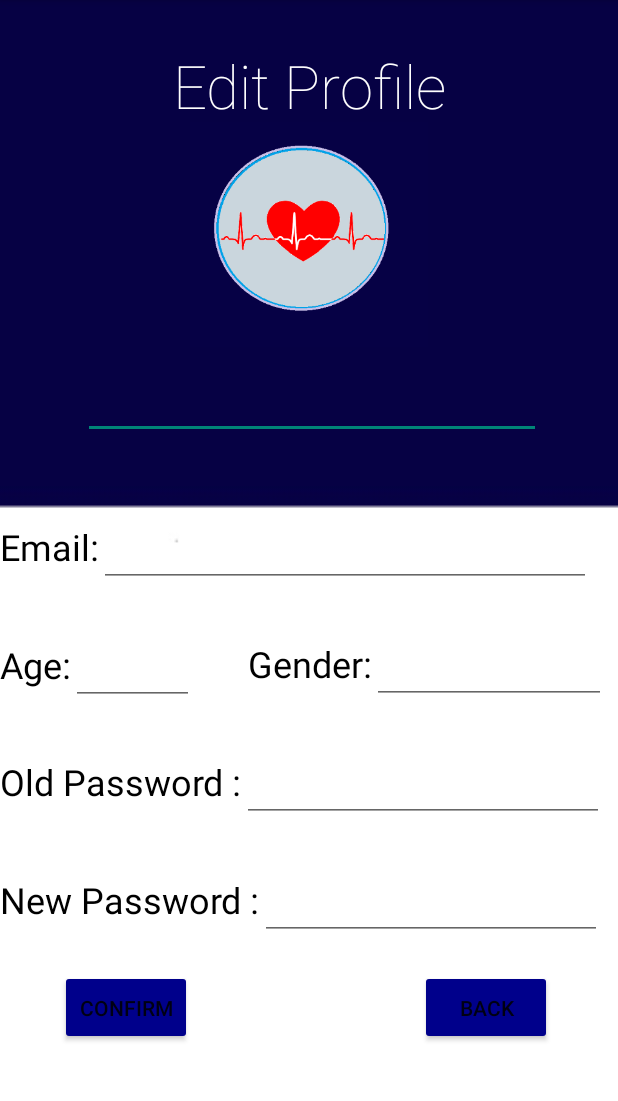
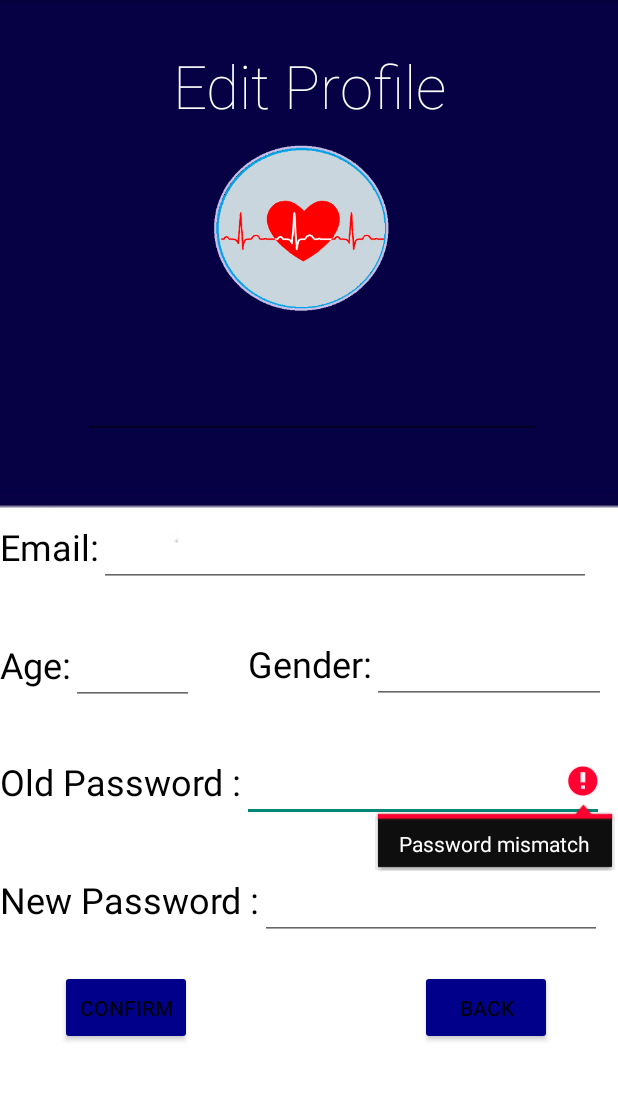
Before and after one commit to SadeeMohib/Reminder, an Android app: the UpdateAccActivity screen opened directly, with no data from a screen before it, after a tap on "CONFIRM", on a phone screen of 412 x 824 dp, the part 84-1185 px from its top. Run offline under Robolectric (Android 15) with nearby library versions, the phone set to English and light mode, and no system bars; our stand-ins replace Firebase (no records; nobody signed in at launch, a user with empty details on screens opened directly); Roboto replaces fonts that are not available here.

Commit message:
Update user er kaaj baki

```diff
--- a/app/src/main/java/com/example/reminderapp/UpdateAccActivity.java
+++ b/app/src/main/java/com/example/reminderapp/UpdateAccActivity.java
@@ -1,15 +1,29 @@
 package com.example.reminderapp;
 
+import androidx.annotation.NonNull;
 import androidx.appcompat.app.AppCompatActivity;
 
 import android.content.Intent;
 import android.os.Bundle;
+import android.util.Patterns;
 import android.view.View;
 import android.widget.EditText;
 import android.widget.TextView;
+import android.widget.Toast;
+
+import com.google.android.gms.tasks.OnCompleteListener;
+import com.google.android.gms.tasks.Task;
+import com.google.firebase.auth.AuthCredential;
+import com.google.firebase.auth.EmailAuthCredential;
+import com.google.firebase.auth.EmailAuthProvider;
+import com.google.firebase.auth.FirebaseAuth;
+import com.google.firebase.auth.FirebaseUser;
+
+import com.example.reminderapp.UserAuth.User;
+import com.google.firebase.database.FirebaseDatabase;
 
 public class UpdateAccActivity extends AppCompatActivity {
-    EditText name,email,age,gender,pass;
+    EditText name,email,age,gender,pass_old,pass_new;
 
     String user_name;
     String user_age;
@@ -17,12 +31,15 @@ public class UpdateAccActivity extends AppCompatActivity {
     String user_email;
     String user_gender;
     String user_password;
-
+    User user1;
+    FirebaseUser user;
 
     @Override
     protected void onCreate(Bundle savedInstanceState) {
         super.onCreate(savedInstanceState);
         setContentView(R.layout.activity_update_acc);
+
+        user= FirebaseAuth.getInstance().getCurrentUser();
 
         Intent intent=getIntent();
         user_name=intent.getStringExtra("name");
@@ -35,13 +52,14 @@ public class UpdateAccActivity extends AppCompatActivity {
         email=(EditText)findViewById(R.id.Email);
         age=(EditText)findViewById(R.id.age);
         gender=(EditText)findViewById(R.id.gender);
-        pass=(EditText)findViewById(R.id.pass);
+        pass_old=(EditText)findViewById(R.id.pass_old);
+        pass_new=(EditText)findViewById(R.id.pass_new);
 
         name.setText(user_name);
         age.setText(user_age);
         email.setText(user_email);
         gender.setText(user_gender);
-        pass.setText(user_password);
+
     }
 
     public void Back(View view) {
@@ -51,6 +69,86 @@ public class UpdateAccActivity extends AppCompatActivity {
     }
 
     public void Updater(View view) {
+        String Email=email.getText().toString();
+        String newpas=pass_new.getText().toString();
+        String newname=name.getText().toString();
+        String newAge=age.getText().toString();
+        String gen=gender.getText().toString();
+
+        String oldpas=pass_old.getText().toString();
+
+        if(!oldpas.equals(user_password))
+        {
+            pass_old.setError("Password mismatch");
+            pass_old.requestFocus();
+            return;
+        }
+
+        if(Email.isEmpty())
+        {
+            email.setError("Email Required");
+            email.requestFocus();
+            return;
+        }
+        if(!Patterns.EMAIL_ADDRESS.matcher(Email).matches())
+        {
+            email.setError("Valid Email Required");
+            email.requestFocus();
+            return;
+        }
+        if(newAge.isEmpty())
+        {
+            age.setError("Valid Age Required");
+            age.requestFocus();
+            return;
+        }
+        if(newname.isEmpty())
+        {
+            name.setError("Name Required");
+            name.requestFocus();
+            return;
+        }
+
+        if(newpas.isEmpty()|| newpas.length()<6)
+        {
+            pass_new.setError("Password Required and must be 6 characters");
+            pass_new.requestFocus();
+            return;
+        }
+
+
+        user1=new User(newname,Email,newAge,"Patient",gen,newpas);
+        //updating authentication information for login
+        AuthCredential credential= EmailAuthProvider.getCredential(Email,newpas);
+        user.reauthenticate(credential).addOnCompleteListener(new OnCompleteListener<Void>() {
+            @Override
+            public void onComplete(@NonNull Task<Void> task) {
+                if(task.isSuccessful())
+                {
+                    Toast.makeText(UpdateAccActivity.this,"User Credentials updated",Toast.LENGTH_LONG).show();
+                    FirebaseDatabase.getInstance().getReference("Users")
+                            .child(user.getUid()).setValue(user1).addOnCompleteListener(new OnCompleteListener<Void>() {
+                        @Override
+                        public void onComplete(@NonNull Task<Void> task) {
+                            if(task.isSuccessful())
+                            {
+                                Toast.makeText(UpdateAccActivity.this,"User updated",Toast.LENGTH_LONG).show();
+                            }
+                            else
+                            {
+                                Toast.makeText(UpdateAccActivity.this,task.getException().getMessage(),Toast.LENGTH_LONG).show();
+                            }
+                        }
+                    });
+                }
+                else
+                {
+                    Toast.makeText(UpdateAccActivity.this,"Ekhane problem",Toast.LENGTH_LONG).show();
+                }
+            }
+        });
+
+
 
     }
 }
--- a/app/src/main/res/layout/activity_update_acc.xml
+++ b/app/src/main/res/layout/activity_update_acc.xml
@@ -122,7 +122,7 @@
             />
 
         <EditText
-            android:id="@+id/pass"
+            android:id="@+id/pass_old"
             android:layout_width="241dp"
             android:layout_height="wrap_content"
             android:textColor="@color/black"
```
